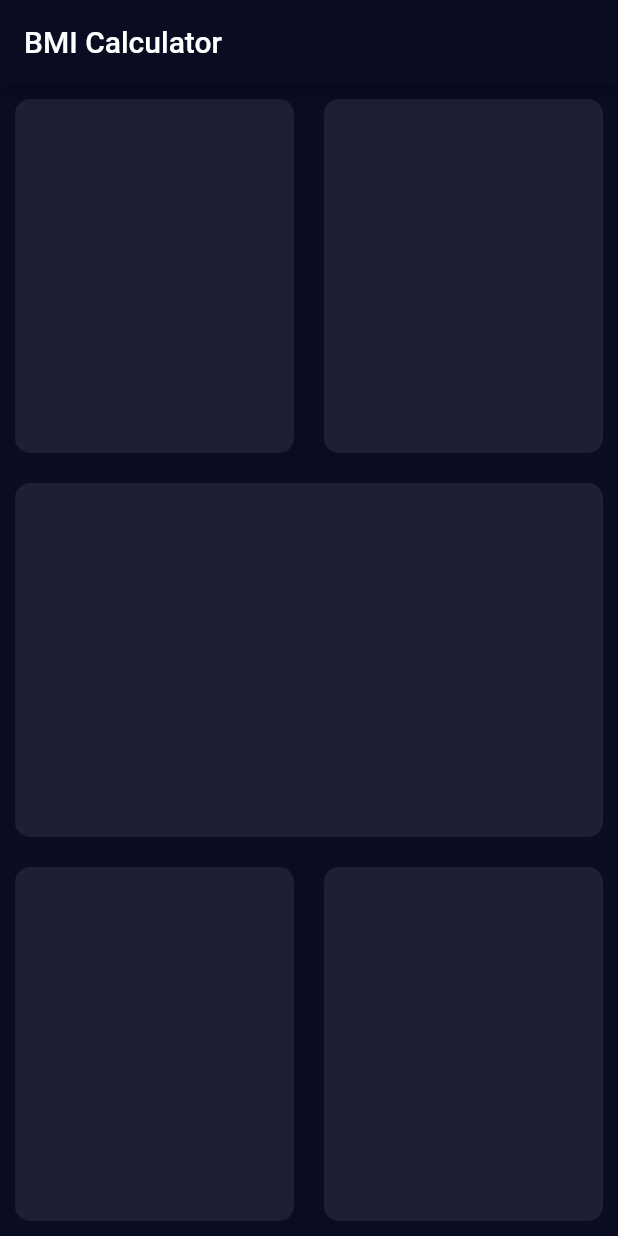
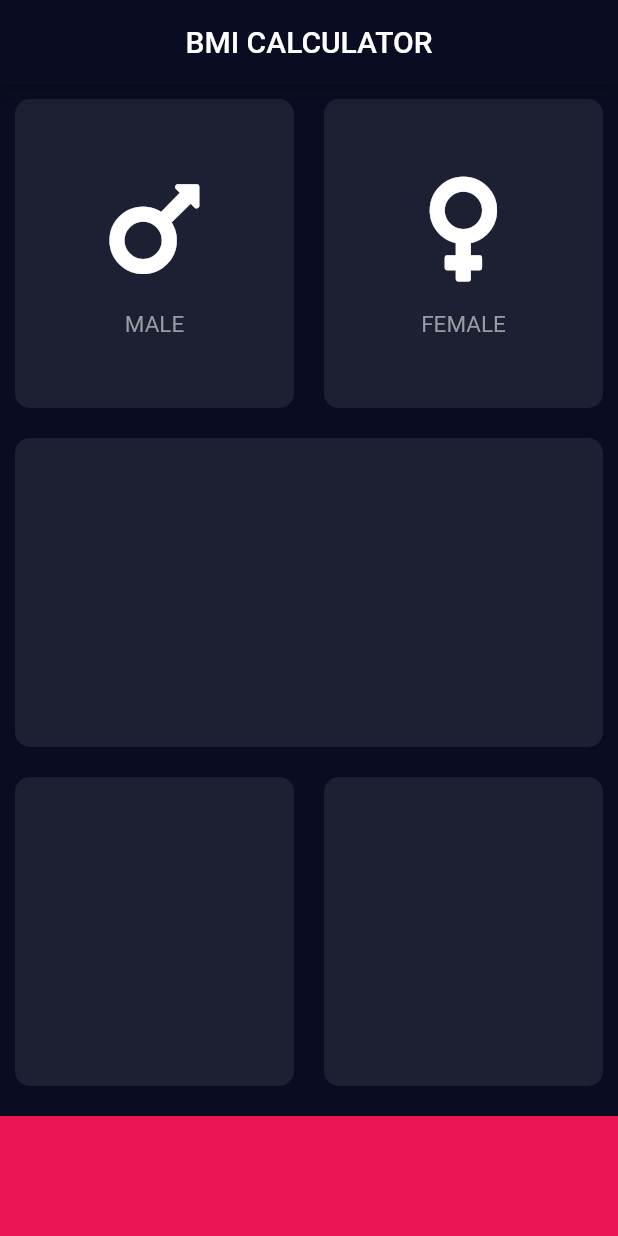
Before and after one commit to dev-nomi/BmiCalculator, a Flutter app: the screen it shows after launch, on a phone screen of 412 x 824 dp. Run offline on Flutter 3.47's test engine with Material 2 defaults, Android fonts, the phone set to English and light mode, and no system bars; our stand-ins replace font_awesome_flutter.

Commit message:
Add font_awesome_flutter package

```diff
--- a/lib/InputPage.dart
+++ b/lib/InputPage.dart
@@ -1,4 +1,9 @@
 import 'package:flutter/material.dart';
+import 'package:font_awesome_flutter/font_awesome_flutter.dart';
+
+const cardColor = Color(0xFF1d1f33);
+const bottomCardColor = Color(0xFFeb1555);
+const bottomContainerHeight = 80.0;
 
 class InputPage extends StatefulWidget {
   @override
@@ -10,55 +15,116 @@ class _InputPageState extends State<InputPage> {
   Widget build(BuildContext context) {
     return Scaffold(
       appBar: AppBar(
-          title: Text('BMI Calculator'),
+        title: Center(
+          child: Text('BMI CALCULATOR'),
+        ),
       ),
       body: SafeArea(
         child: Column(
-            crossAxisAlignment: CrossAxisAlignment.stretch,
-            children: [
+          children: <Widget>[
             Expanded(
               child: Row(
                 children: <Widget>[
                   Expanded(
-                      child: ReusableCard(),
+                    child: ReusableCard(
+                      colour: cardColor,
+                      cardChild: Column(
+                        mainAxisAlignment: MainAxisAlignment.center,
+                        children: <Widget>[
+                          Icon(
+                            FontAwesomeIcons.mars,
+                            size: 80.0,
+                          ),
+                          SizedBox(
+                            height: 15,
+                          ),
+                          Text(
+                            'MALE',
+                            style: TextStyle(
+                              fontSize: 15.0,
+                              color: Color(0xFF9a9ba4),
+                            ),
+                          ),
+                        ],
+                      ),
+                    ),
                   ),
                   Expanded(
-                      child: ReusableCard(),
+                    child: ReusableCard(
+                      colour: cardColor,
+                      cardChild: Column(
+                        mainAxisAlignment: MainAxisAlignment.center,
+                        children: <Widget>[
+                          Icon(
+                            FontAwesomeIcons.venus,
+                            size: 80.0,
+                          ),
+                          SizedBox(
+                            height: 15,
+                          ),
+                          Text(
+                            'FEMALE',
+                            style: TextStyle(
+                              fontSize: 15.0,
+                              color: Color(0xFF9a9ba4),
+                            ),
+                          ),
+                        ],
+                      ),
+                    ),
                   ),
                 ],
               ),
             ),
             Expanded(
-                child:ReusableCard(),
+              child: ReusableCard(
+                colour: cardColor,
+              ),
             ),
             Expanded(
               child: Row(
                 children: <Widget>[
                   Expanded(
-                      child: ReusableCard(),
+                    child: ReusableCard(
+                      colour: cardColor,
+                    ),
                   ),
                   Expanded(
-                      child:ReusableCard(),
+                    child: ReusableCard(
+                      colour: cardColor,
+                    ),
                   ),
                 ],
               ),
             ),
+            Container(
+              width: double.infinity,
+              height: bottomContainerHeight,
+              margin: EdgeInsets.only(top: 10.0),
+              color: bottomCardColor,
+            ),
           ],
         ),
-        )
+      ),
     );
   }
 }
 
+//custom widget
 class ReusableCard extends StatelessWidget {
+  final Color colour;
+  final Widget cardChild;
+  ReusableCard({@required this.colour, this.cardChild});
+
   @override
   Widget build(BuildContext context) {
     return Container(
+      child: cardChild,
       margin: EdgeInsets.all(10.0),
       decoration: BoxDecoration(
-        color: Color(0xFF1d1f33),
+        color: colour,
         borderRadius: BorderRadius.circular(10.0),
       ),
     );
-  }
-}
+  } //build
+} //ReusableCard
--- a/pubspec.yaml
+++ b/pubspec.yaml
@@ -17,6 +17,7 @@ dependencies:
 
 
   cupertino_icons: ^1.0.0
+  font_awesome_flutter: ^8.11.0
 
 dev_dependencies:
   flutter_test:
```
Also changed, not shown: pubspec.lock. Lines whose indentation alone changed are shown as unchanged.
